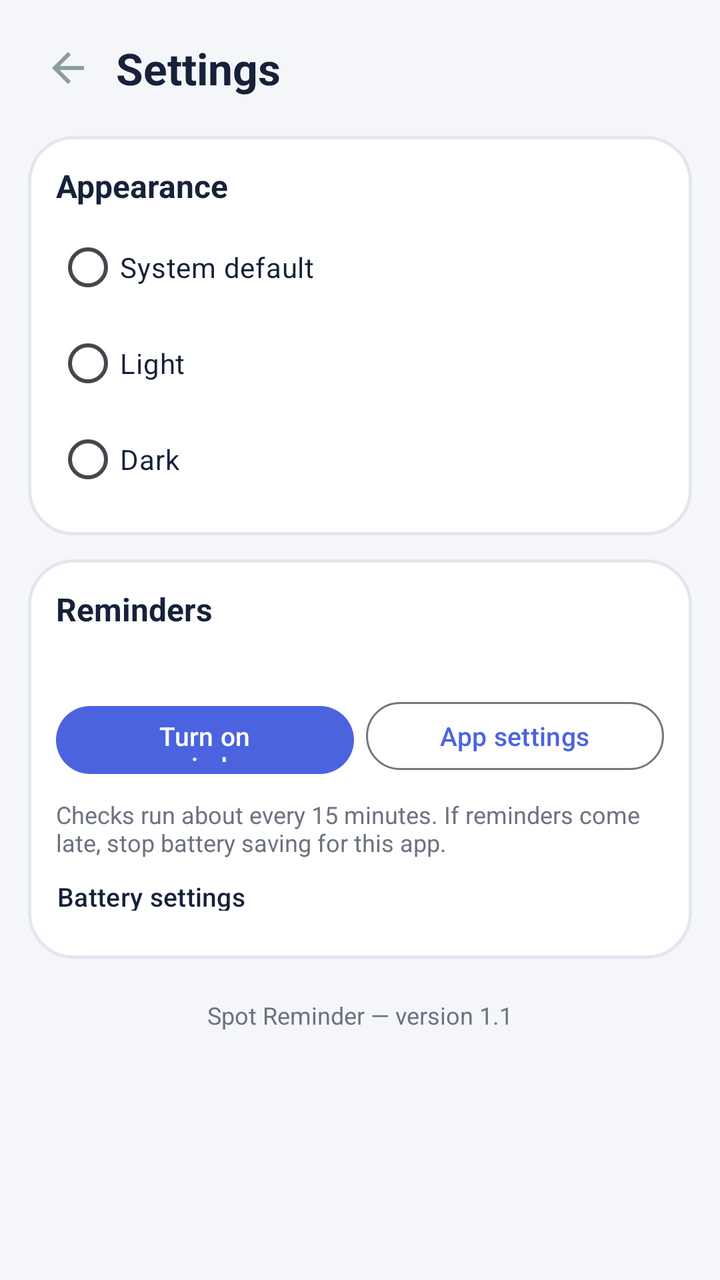
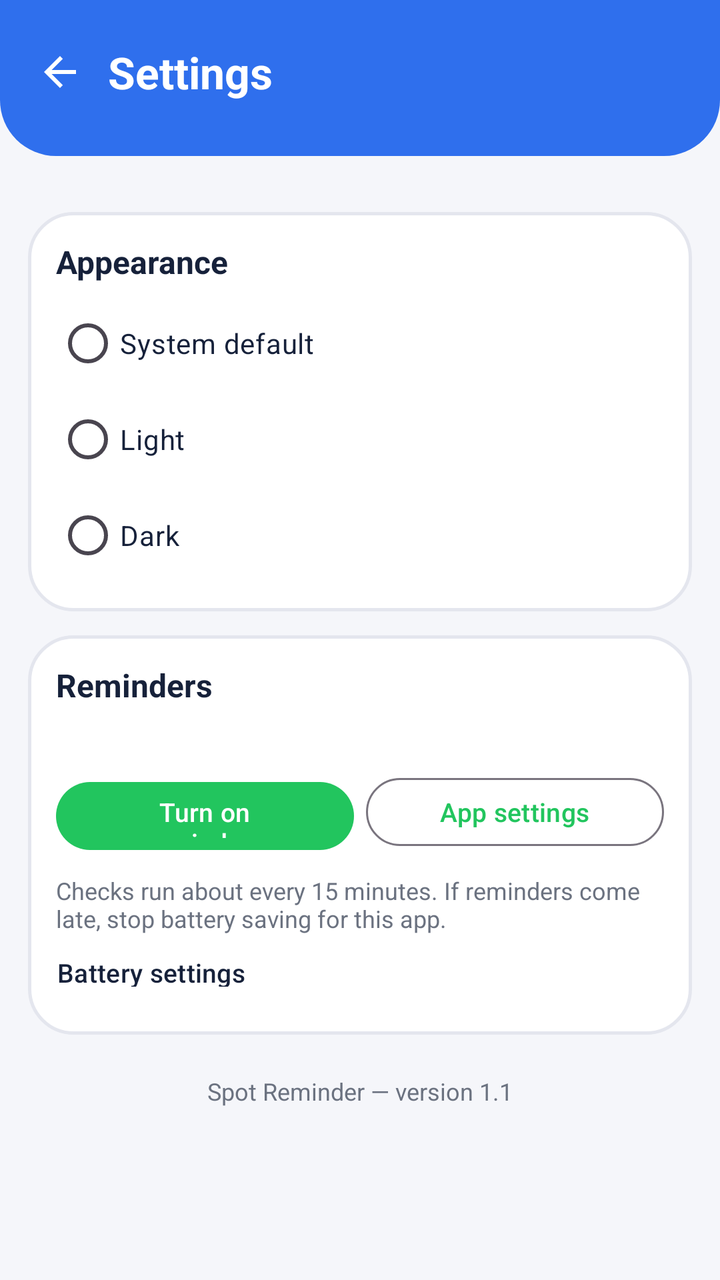

The first picture is an Android layout as it rendered before a commit; the second is the same layout after the commit. The layout source and the unified diff follow.
<!-- AndroidManifest.xml: application theme Theme.SpotReminder -->
<!-- res/layout/activity_settings.xml -->
<?xml version="1.0" encoding="utf-8"?>
<ScrollView xmlns:android="http://schemas.android.com/apk/res/android"
    android:layout_width="match_parent"
    android:layout_height="match_parent"
    android:fillViewport="true">

    <LinearLayout
        android:layout_width="match_parent"
        android:layout_height="wrap_content"
        android:orientation="vertical"
        android:padding="14dp">

        <LinearLayout
            android:layout_width="match_parent"
            android:layout_height="wrap_content"
            android:gravity="center_vertical"
            android:orientation="horizontal">

            <ImageButton
                android:id="@+id/btnBack"
                android:layout_width="40dp"
                android:layout_height="40dp"
                android:background="?attr/selectableItemBackgroundBorderless"
                android:contentDescription="Back"
                android:src="@drawable/ic_back" />

            <TextView
                android:layout_width="wrap_content"
                android:layout_height="wrap_content"
                android:layout_marginStart="4dp"
                android:text="Settings"
                android:textColor="@color/ink"
                android:textSize="22sp"
                android:textStyle="bold" />
        </LinearLayout>

        
        <LinearLayout
            android:layout_width="match_parent"
            android:layout_height="wrap_content"
            android:layout_marginTop="14dp"
            android:background="@drawable/bg_paper"
            android:orientation="vertical"
            android:padding="14dp">

            <TextView
                android:layout_width="wrap_content"
                android:layout_height="wrap_content"
                android:text="Appearance"
                android:textColor="@color/ink"
                android:textSize="16sp"
                android:textStyle="bold" />

            <RadioGroup
                android:id="@+id/themeGroup"
                android:layout_width="match_parent"
                android:layout_height="wrap_content"
                android:layout_marginTop="6dp"
                android:orientation="vertical">

                <RadioButton
                    android:id="@+id/themeSystem"
                    android:layout_width="match_parent"
                    android:layout_height="wrap_content"
                    android:paddingTop="6dp"
                    android:paddingBottom="6dp"
                    android:text="System default"
                    android:textColor="@color/ink"
                    android:textSize="14sp" />

                <RadioButton
                    android:id="@+id/themeLight"
                    android:layout_width="match_parent"
                    android:layout_height="wrap_content"
                    android:paddingTop="6dp"
                    android:paddingBottom="6dp"
                    android:text="Light"
                    android:textColor="@color/ink"
                    android:textSize="14sp" />

                <RadioButton
                    android:id="@+id/themeDark"
                    android:layout_width="match_parent"
                    android:layout_height="wrap_content"
                    android:paddingTop="6dp"
                    android:paddingBottom="6dp"
                    android:text="Dark"
                    android:textColor="@color/ink"
                    android:textSize="14sp" />
            </RadioGroup>
        </LinearLayout>

        
        <LinearLayout
            android:layout_width="match_parent"
            android:layout_height="wrap_content"
            android:layout_marginTop="12dp"
            android:background="@drawable/bg_paper"
            android:orientation="vertical"
            android:padding="14dp">

            <TextView
                android:layout_width="wrap_content"
                android:layout_height="wrap_content"
                android:text="Reminders"
                android:textColor="@color/ink"
                android:textSize="16sp"
                android:textStyle="bold" />

            <TextView
                android:id="@+id/permStatus"
                android:layout_width="match_parent"
                android:layout_height="wrap_content"
                android:layout_marginTop="4dp"
                android:textColor="@color/river_soft"
                android:textSize="13sp" />

            <LinearLayout
                android:layout_width="match_parent"
                android:layout_height="wrap_content"
                android:layout_marginTop="10dp"
                android:orientation="horizontal">

                <com.google.android.material.button.MaterialButton
                    android:id="@+id/btnGrant"
                    android:layout_width="0dp"
                    android:layout_height="42dp"
                    android:layout_weight="1"
                    android:text="Turn on reminders"
                    android:textAllCaps="false"
                    android:textSize="13sp" />

                <com.google.android.material.button.MaterialButton
                    android:id="@+id/btnAppSettings"
                    style="?attr/materialButtonOutlinedStyle"
                    android:layout_width="0dp"
                    android:layout_height="42dp"
                    android:layout_marginStart="6dp"
                    android:layout_weight="1"
                    android:text="App settings"
                    android:textAllCaps="false"
                    android:textSize="13sp" />
            </LinearLayout>

            <TextView
                android:layout_width="match_parent"
                android:layout_height="wrap_content"
                android:layout_marginTop="10dp"
                android:text="Checks run about every 15 minutes. If reminders come late, stop battery saving for this app."
                android:textColor="@color/river_soft"
                android:textSize="12sp" />

            <com.google.android.material.button.MaterialButton
                android:id="@+id/btnBattery"
                style="?attr/borderlessButtonStyle"
                android:layout_width="wrap_content"
                android:layout_height="36dp"
                android:layout_marginStart="-12dp"
                android:text="Battery settings"
                android:textAllCaps="false"
                android:textColor="@color/ink"
                android:textSize="13sp" />
        </LinearLayout>

        <TextView
            android:layout_width="wrap_content"
            android:layout_height="wrap_content"
            android:layout_gravity="center_horizontal"
            android:layout_marginTop="20dp"
            android:layout_marginBottom="8dp"
            android:text="Spot Reminder — version 1.1"
            android:textColor="@color/river_soft"
            android:textSize="12sp" />
    </LinearLayout>
</ScrollView>
<!-- resources referenced by this layout -->
<resources>
  <color name="ink">#16213A</color>
  <color name="river_soft">#6B7280</color>
  <!-- drawable bg_paper (drawable) -->
  <?xml version="1.0" encoding="utf-8"?>
  <shape xmlns:android="http://schemas.android.com/apk/res/android" android:shape="rectangle">
      <solid android:color="@color/paper" />
      <stroke android:width="1.5dp" android:color="@color/line" />
      <corners android:radius="22dp" />
  </shape>
  <!-- drawable ic_back (drawable) -->
  <?xml version="1.0" encoding="utf-8"?>
  <vector xmlns:android="http://schemas.android.com/apk/res/android"
      android:width="24dp" android:height="24dp"
      android:viewportWidth="24" android:viewportHeight="24">
      <path
          android:fillColor="#8A9DA0"
          android:pathData="M20,11H7.83l5.59,-5.59L12,4l-8,8l8,8l1.41,-1.41L7.83,13H20V11z" />
  </vector>
  <style name="Theme.SpotReminder" parent="Theme.Material3.DayNight.NoActionBar">
          <item name="colorPrimary">@color/accent</item>
          <item name="colorOnPrimary">@android:color/white</item>
          <item name="colorSecondary">@color/accent</item>
          <item name="colorSurface">@color/paper</item>
          <item name="colorOnSurface">@color/ink</item>
          <item name="android:windowBackground">@color/sea</item>
          <item name="android:statusBarColor">@color/sea</item>
          <item name="android:navigationBarColor">@color/sea</item>
          <item name="android:windowLightStatusBar">true</item>
      </style>
  <color name="paper">#FFFFFF</color>
  <color name="line">#E4E6EE</color>
  <color name="accent">#4C63E0</color>
  <color name="sea">#F5F6FA</color>
</resources>

<!-- the commit's change to res/layout/activity_settings.xml (unified diff, before → after) -->
@@ -1,38 +1,52 @@
 <?xml version="1.0" encoding="utf-8"?>
-<ScrollView xmlns:android="http://schemas.android.com/apk/res/android"
+<LinearLayout xmlns:android="http://schemas.android.com/apk/res/android"
     android:layout_width="match_parent"
     android:layout_height="match_parent"
-    android:fillViewport="true">
+    android:orientation="vertical">
+
+    
+    <LinearLayout
+        android:layout_width="match_parent"
+        android:layout_height="wrap_content"
+        android:background="@drawable/bg_hero_header"
+        android:gravity="center_vertical"
+        android:orientation="horizontal"
+        android:outlineProvider="background"
+        android:paddingStart="10dp"
+        android:paddingTop="16dp"
+        android:paddingEnd="20dp"
+        android:paddingBottom="22dp">
+
+        <ImageButton
+            android:id="@+id/btnBack"
+            android:layout_width="40dp"
+            android:layout_height="40dp"
+            android:background="?attr/selectableItemBackgroundBorderless"
+            android:contentDescription="Back"
+            android:src="@drawable/ic_back"
+            android:tint="@android:color/white" />
+
+        <TextView
+            android:layout_width="wrap_content"
+            android:layout_height="wrap_content"
+            android:layout_marginStart="4dp"
+            android:text="Settings"
+            android:textColor="@android:color/white"
+            android:textSize="22sp"
+            android:textStyle="bold" />
+    </LinearLayout>
+
+    <ScrollView
+        android:layout_width="match_parent"
+        android:layout_height="0dp"
+        android:layout_weight="1"
+        android:fillViewport="true">
 
     <LinearLayout
         android:layout_width="match_parent"
         android:layout_height="wrap_content"
         android:orientation="vertical"
         android:padding="14dp">
-
-        <LinearLayout
-            android:layout_width="match_parent"
-            android:layout_height="wrap_content"
-            android:gravity="center_vertical"
-            android:orientation="horizontal">
-
-            <ImageButton
-                android:id="@+id/btnBack"
-                android:layout_width="40dp"
-                android:layout_height="40dp"
-                android:background="?attr/selectableItemBackgroundBorderless"
-                android:contentDescription="Back"
-                android:src="@drawable/ic_back" />
-
-            <TextView
-                android:layout_width="wrap_content"
-                android:layout_height="wrap_content"
-                android:layout_marginStart="4dp"
-                android:text="Settings"
-                android:textColor="@color/ink"
-                android:textSize="22sp"
-                android:textStyle="bold" />
-        </LinearLayout>
 
         
         <LinearLayout
@@ -172,4 +186,5 @@
             android:textColor="@color/river_soft"
             android:textSize="12sp" />
     </LinearLayout>
-</ScrollView>
+    </ScrollView>
+</LinearLayout>
<!-- resource entries referenced after the edit -->
@@ -2,6 +2,12 @@
 <resources>
   <color name="ink">#16213A</color>
   <color name="river_soft">#6B7280</color>
+  <!-- drawable bg_hero_header (drawable) -->
+  <?xml version="1.0" encoding="utf-8"?>
+  <shape xmlns:android="http://schemas.android.com/apk/res/android" android:shape="rectangle">
+      <solid android:color="@color/river" />
+      <corners android:bottomLeftRadius="28dp" android:bottomRightRadius="28dp" />
+  </shape>
   <!-- drawable bg_paper (drawable) -->
   <?xml version="1.0" encoding="utf-8"?>
   <shape xmlns:android="http://schemas.android.com/apk/res/android" android:shape="rectangle">
@@ -29,9 +35,10 @@
           <item name="android:navigationBarColor">@color/sea</item>
           <item name="android:windowLightStatusBar">true</item>
       </style>
+  <color name="river">#2F6FED</color>
   <color name="paper">#FFFFFF</color>
   <color name="line">#E4E6EE</color>
-  <color name="accent">#4C63E0</color>
+  <color name="accent">#22C55E</color>
   <color name="sea">#F5F6FA</color>
 </resources>
 
